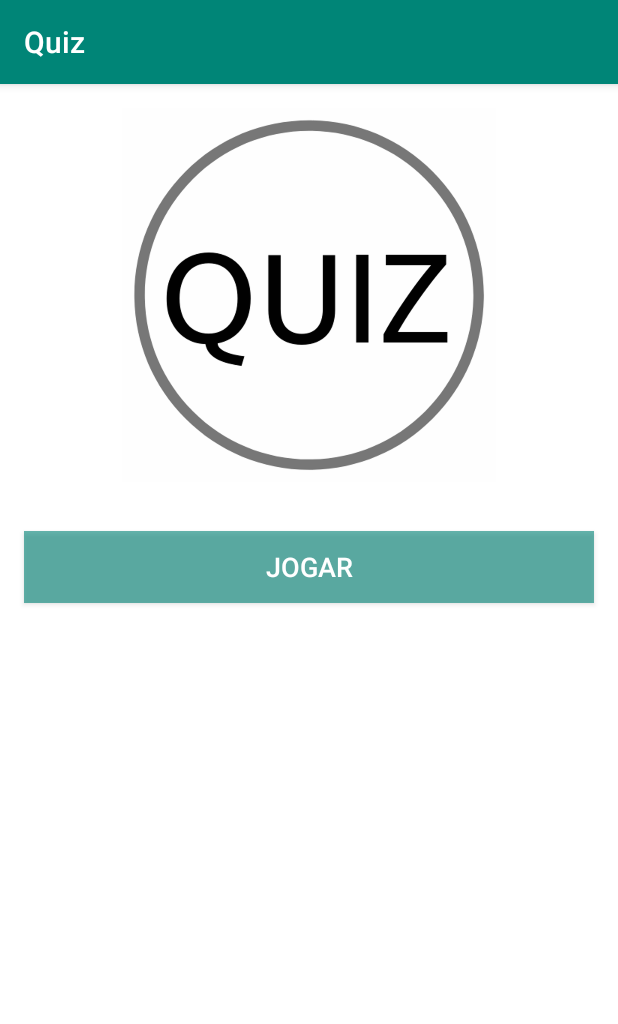
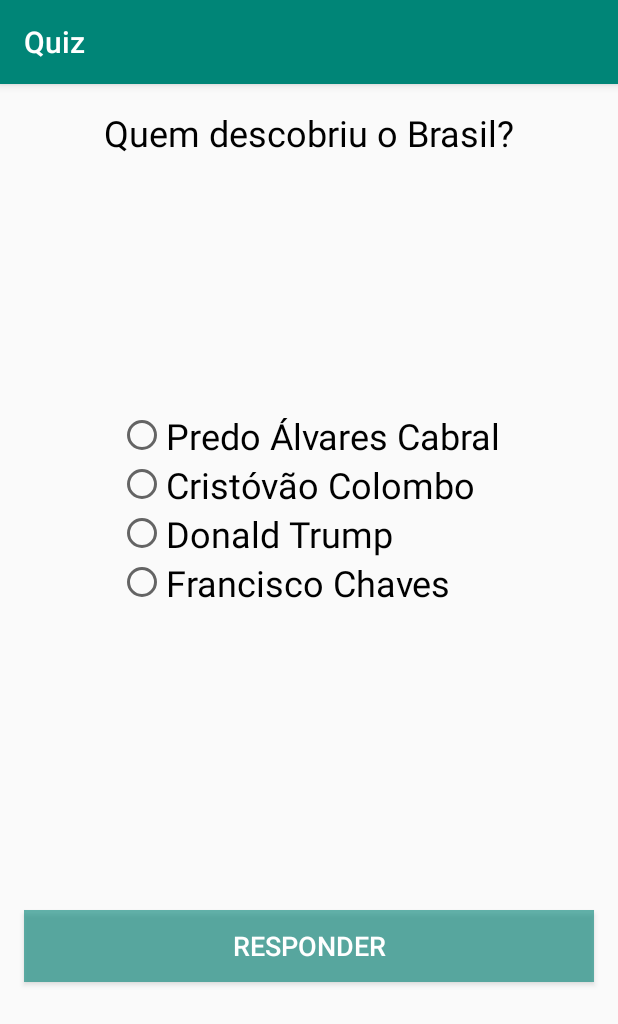
Before and after one commit to franciscojsc/quiz-android, an Android app: the screen it shows after launch (MainActivity before the commit, QuizActivity after it), after a tap on "JOGAR", on a phone screen of 412 x 824 dp. Shown: the top 1024 px of the screen. Run offline under Robolectric (Android 15) with nearby library versions, the phone set to English and light mode, and no system bars.

Commit message:
Adcionando tela do Quiz

```diff
--- a/app/src/main/AndroidManifest.xml
+++ b/app/src/main/AndroidManifest.xml
@@ -9,6 +9,7 @@
         android:roundIcon="@mipmap/ic_launcher_round"
         android:supportsRtl="true"
         android:theme="@style/AppTheme">
+        <activity android:name=".QuizActivity"></activity>
         <activity android:name=".MainActivity">
             <intent-filter>
                 <action android:name="android.intent.action.MAIN" />
--- /dev/null
+++ b/app/src/main/java/br/com/franciscochaves/quiz/QuizActivity.java
@@ -0,0 +1,23 @@
+package br.com.franciscochaves.quiz;
+
+import android.content.Intent;
+import android.support.v7.app.AppCompatActivity;
+import android.os.Bundle;
+import android.view.View;
+import android.widget.RadioGroup;
+
+public class QuizActivity extends AppCompatActivity {
+
+    @Override
+    protected void onCreate(Bundle savedInstanceState) {
+        super.onCreate(savedInstanceState);
+        setContentView(R.layout.activity_quiz);
+    }
+
+    public void btnResponderOnclick(View view ) {
+        RadioGroup radioGroup = (RadioGroup)findViewById(R.id.radio_grup_pergunta);
+        Intent intent = new Intent(this, RespostaActivity.class);
+        intent.putExtra("acertou", radioGroup.getCheckedRadioButtonId() == R.id.radio_resposta1);
+        startActivity(intent);
+    }
+}
--- /dev/null
+++ b/app/src/main/res/layout/activity_quiz.xml
@@ -0,0 +1,87 @@
+<?xml version="1.0" encoding="utf-8"?>
+<android.support.constraint.ConstraintLayout xmlns:android="http://schemas.android.com/apk/res/android"
+    xmlns:app="http://schemas.android.com/apk/res-auto"
+    xmlns:tools="http://schemas.android.com/tools"
+    android:layout_width="match_parent"
+    android:layout_height="match_parent"
+    tools:context=".QuizActivity">
+
+    <TextView
+        android:id="@+id/text_quiz_pergunta"
+        android:layout_width="wrap_content"
+        android:layout_height="wrap_content"
+        android:layout_marginStart="16dp"
+        android:layout_marginTop="16dp"
+        android:layout_marginEnd="16dp"
+        android:text="Quem descobriu o Brasil?"
+        android:textColor="#000000"
+        android:textSize="24sp"
+        app:layout_constraintEnd_toEndOf="parent"
+        app:layout_constraintStart_toStartOf="parent"
+        app:layout_constraintTop_toTopOf="parent" />
+
+    <RadioGroup
+        android:id="@+id/radio_grup_pergunta"
+        android:layout_width="wrap_content"
+        android:layout_height="wrap_content"
+        android:layout_marginStart="8dp"
+        android:layout_marginTop="32dp"
+        android:layout_marginEnd="8dp"
+        android:layout_marginBottom="32dp"
+        app:layout_constraintBottom_toTopOf="@+id/button_resposta"
+        app:layout_constraintEnd_toEndOf="parent"
+        app:layout_constraintStart_toStartOf="parent"
+        app:layout_constraintTop_toBottomOf="@+id/text_quiz_pergunta">
+
+        <RadioButton
+            android:id="@+id/radio_resposta1"
+            android:layout_width="wrap_content"
+            android:layout_height="wrap_content"
+            android:text="Predo Álvares Cabral"
+            android:textColor="#000000"
+            android:textSize="24sp" />
+
+        <RadioButton
+            android:id="@+id/radio_resposta2"
+            android:layout_width="wrap_content"
+            android:layout_height="wrap_content"
+            android:layout_weight="1"
+            android:text="Cristóvão Colombo"
+            android:textSize="24sp" />
+
+        <RadioButton
+            android:id="@+id/radio_resposta3"
+            android:layout_width="wrap_content"
+            android:layout_height="wrap_content"
+            android:layout_weight="1"
+            android:text="Donald Trump"
+            android:textSize="24sp" />
+
+        <RadioButton
+            android:id="@+id/radio_resposta4"
+            android:layout_width="wrap_content"
+            android:layout_height="wrap_content"
+            android:layout_weight="1"
+            android:text="Francisco Chaves"
+            android:textSize="24sp" />
+    </RadioGroup>
+
+    <Button
+        android:id="@+id/button_resposta"
+        android:layout_width="0dp"
+        android:layout_height="wrap_content"
+        android:layout_marginStart="16dp"
+        android:layout_marginTop="32dp"
+        android:layout_marginEnd="16dp"
+        android:layout_marginBottom="32dp"
+        android:background="#99008477"
+        android:onClick="btnResponderOnclick"
+        android:text="@string/botao_responder"
+        android:textColor="#FFFFFF"
+        android:textSize="18sp"
+        app:layout_constraintBottom_toBottomOf="parent"
+        app:layout_constraintEnd_toEndOf="parent"
+        app:layout_constraintStart_toStartOf="parent"
+        app:layout_constraintTop_toBottomOf="@+id/radio_grup_pergunta" />
+
+</android.support.constraint.ConstraintLayout>
--- a/app/src/main/res/values/strings.xml
+++ b/app/src/main/res/values/strings.xml
@@ -1,4 +1,5 @@
 <resources>
     <string name="app_name">Quiz</string>
     <string name="botao_jogar">Jogar</string>
+    <string name="botao_responder">Responder</string>
 </resources>
```
